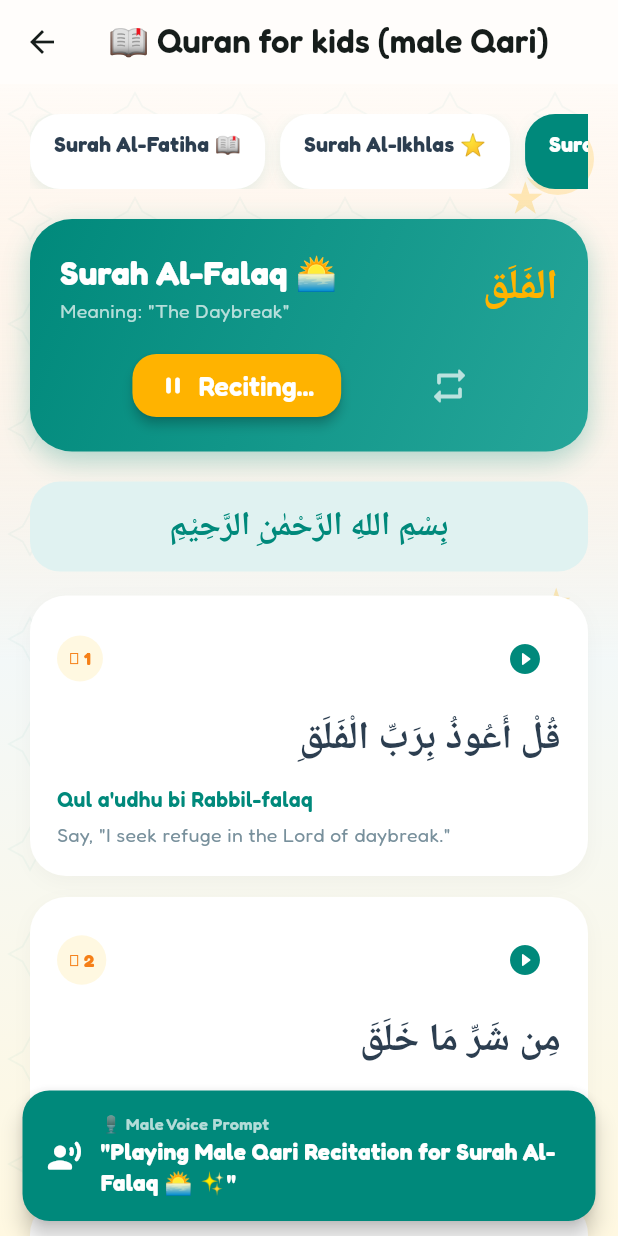
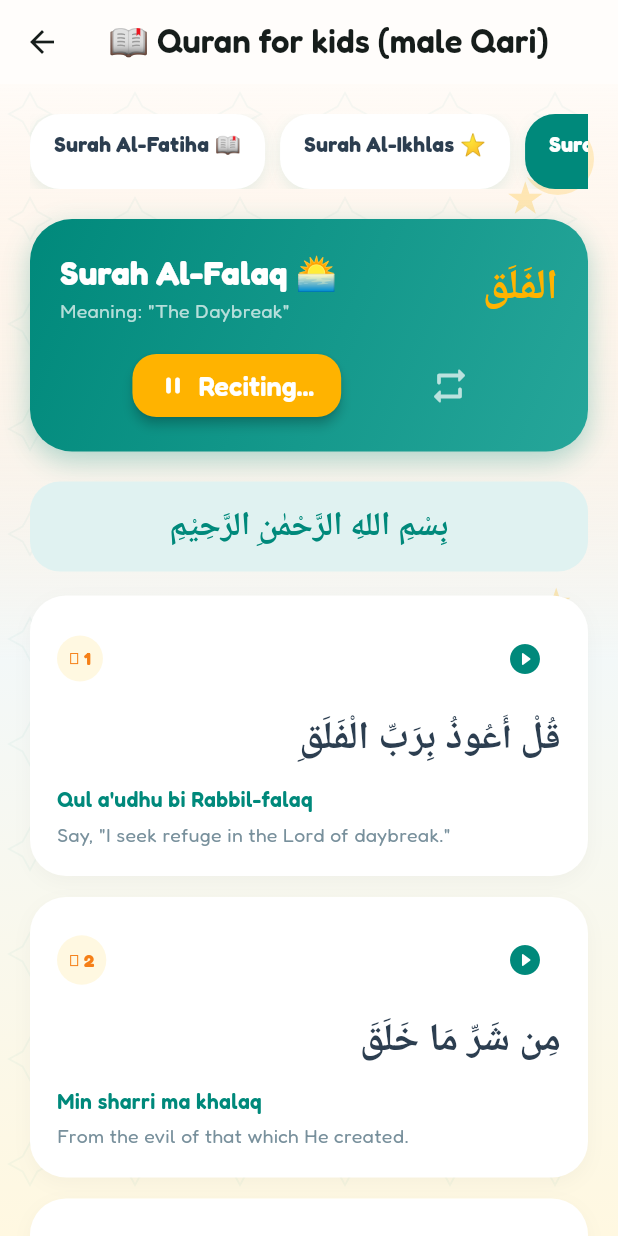
Before and after one commit to nicknabdullah/kids-check-in, a Flutter app: the QuranSurahScreen screen opened directly, after a tap on "Surah Al-Ikhlas ⭐", after a tap on "Surah Al-Falaq 🌅", after a tap on "🎙️ Male Qari Recitation", on a phone screen of 412 x 824 dp. Run offline on Flutter 3.47's test engine with Material 3 defaults, Android fonts, the phone set to English and light mode, and no system bars; our stand-ins replace flutter_tts, google_fonts, shared_preferences; accounts and stored records are empty.

Commit message:
feat: add device text-to-speech feedback
- Speak check-in and learning prompts with the device TTS engine; prefer a male-sounding English voice when available.
- Respect the saved sound setting and add a Parent settings test-voice control.
- Declare Android TTS service visibility and update implementation status and handoff tracking.

This commit includes the Android compile SDK 36 update required by the TTS and preferences plugins.

```diff
--- a/lib/services/audio_service.dart
+++ b/lib/services/audio_service.dart
@@ -1,74 +1,131 @@
+import 'package:flutter/foundation.dart';
 import 'package:flutter/material.dart';
+import 'package:flutter_tts/flutter_tts.dart';
+import 'package:provider/provider.dart';
 import '../providers/app_state_provider.dart';
 
-/// Audio Manager handling sound effects, voice clips, and Male Voice / Qari recitations.
-/// Works cleanly on mobile and web environments.
 class AudioService {
   static final AudioService instance = AudioService._internal();
 
   AudioService._internal();
 
-  /// Audio Asset Paths for Male Voice clips
-  static const String mashaallahMale = 'assets/sounds/male_mashaallah.mp3';
-  static const String alhamdulillahMale = 'assets/sounds/male_alhamdulillah.mp3';
-  static const String bismillahMale = 'assets/sounds/male_bismillah.mp3';
-  static const String sparkleSound = 'assets/sounds/sparkle.mp3';
+  final FlutterTts _tts = FlutterTts();
+  String? _configuredLocale;
+  Future<void>? _configuration;
 
-  /// Play Male Voice prompt feedback (e.g. Male narrator saying "MashaAllah!", "Alhamdulillah!")
-  void playMaleVoiceFeedback(BuildContext context, String phrase) {
-    // Check if sound is enabled in parent settings
-    final appState = AppStateProvider();
-    if (!appState.isSoundEnabled) return;
-
-    // Display Male Voice indicator snackbar notification
-    ScaffoldMessenger.of(context).showSnackBar(
-      SnackBar(
-        duration: const Duration(seconds: 2),
-        backgroundColor: const Color(0xFF00897B),
-        behavior: SnackBarBehavior.floating,
-        shape: RoundedRectangleBorder(borderRadius: BorderRadius.circular(18)),
-        content: Row(
-          children: [
-            const Icon(Icons.record_voice_over_rounded, color: Colors.white, size: 24),
-            const SizedBox(width: 12),
-            Expanded(
-              child: Column(
-                mainAxisSize: MainAxisSize.min,
-                crossAxisAlignment: CrossAxisAlignment.start,
-                children: [
-                  const Text(
-                    '🎙️ Male Voice Prompt',
-                    style: TextStyle(fontSize: 11, color: Colors.white70, fontWeight: FontWeight.w600),
-                  ),
-                  Text(
-                    '"$phrase"',
-                    style: const TextStyle(
-                      fontSize: 15,
-                      fontWeight: FontWeight.bold,
-                      color: Colors.white,
-                    ),
-                  ),
-                ],
-              ),
-            ),
-          ],
-        ),
-      ),
-    );
+  Future<void> _configureVoice(String locale) async {
+    if (_configuredLocale == locale) {
+      await _configuration;
+      return;
+    }
+    final configuration = _configureVoiceOnce(locale);
+    _configuration = configuration;
+    await configuration;
+    _configuredLocale = locale;
   }
 
-  /// Play Male Qari recitation clip for Dua or Quran verse
-  void playMaleQariRecitation(BuildContext context, String title, String arabicText) {
-    playMaleVoiceFeedback(context, 'Playing Male Qari Recitation for $title ✨');
+  Future<void> _configureVoiceOnce(String locale) async {
+    await _tts.awaitSpeakCompletion(true);
+    await _tts.setLanguage(locale);
+    await _tts.setSpeechRate(0.45);
+    await _tts.setPitch(0.85);
+    await _tts.setVolume(1.0);
+
+    final supportsVoiceSelection = kIsWeb ||
+        defaultTargetPlatform == TargetPlatform.android ||
+        defaultTargetPlatform == TargetPlatform.iOS ||
+        defaultTargetPlatform == TargetPlatform.macOS;
+    if (!supportsVoiceSelection) return;
+
+    final voices = await _tts.getVoices;
+    if (voices is! List) return;
+
+    final englishVoices = voices
+        .whereType<Map>()
+        .map((voice) => Map<String, dynamic>.from(voice))
+        .where((voice) => (voice['locale'] as String? ?? '')
+            .toLowerCase()
+            .startsWith(locale.substring(0, 2).toLowerCase()))
+        .toList();
+    if (englishVoices.isEmpty || !locale.toLowerCase().startsWith('en')) {
+      return;
+    }
+
+    Map<String, dynamic>? maleVoice;
+    for (final voice in englishVoices) {
+      if (_looksMale(voice)) {
+        maleVoice = voice;
+        break;
+      }
+    }
+    if (maleVoice != null) {
+      await _tts.setVoice({
+        'name': maleVoice['name'] as String,
+        'locale': maleVoice['locale'] as String,
+      });
+    }
   }
 
-  /// Play soft sparkle / achievement sound effect
-  void playSparkleSound(BuildContext context) {
-    playMaleVoiceFeedback(context, '✨ Sparkle!');
+  bool _looksMale(Map<String, dynamic> voice) {
+    final gender = (voice['gender'] as String? ?? '').toLowerCase();
+    if (gender == 'male') return true;
+
+    final name = (voice['name'] as String? ?? '').toLowerCase();
+    return RegExp(r'(^|[^a-z])(male|man|david|daniel|alex|guy)([^a-z]|$)')
+        .hasMatch(name);
   }
 
-  /// General voice feedback helper redirecting to male voice prompt
-  void playVoiceFeedback(BuildContext context, String phrase) {
-    playMaleVoiceFeedback(context, phrase);
+  Future<void> _speak(
+    BuildContext context,
+    String phrase, {
+    String locale = 'en-US',
+  }) async {
+    if (!context.mounted) return;
+    final appState = Provider.of<AppStateProvider>(context, listen: false);
+    if (!appState.isSoundEnabled || phrase.trim().isEmpty) return;
+
+    try {
+      await _configureVoice(locale);
+      await _tts.stop();
+      final result = await _tts.speak(phrase);
+      if (result != 1) {
+        throw StateError('The device text-to-speech engine did not start.');
+      }
+    } catch (error, stackTrace) {
+      FlutterError.reportError(FlutterErrorDetails(
+        exception: error,
+        stack: stackTrace,
+        library: 'voice feedback',
+        context: ErrorDescription('while speaking "$phrase"'),
+      ));
+      if (context.mounted) {
+        ScaffoldMessenger.of(context).showSnackBar(
+          const SnackBar(
+            content: Text(
+              'Voice playback is unavailable. Check the device speech settings.',
+            ),
+          ),
+        );
+      }
+    }
   }
+
+  Future<void> playMaleVoiceFeedback(BuildContext context, String phrase) =>
+      _speak(context, phrase);
+
+  Future<void> playMaleQariRecitation(
+    BuildContext context,
+    String title,
+    String arabicText,
+  ) {
+    final text = arabicText.trim().isEmpty ? title : arabicText;
+    final locale = arabicText.trim().isEmpty ? 'en-US' : 'ar-SA';
+    return _speak(context, text, locale: locale);
+  }
+
+  Future<void> playSparkleSound(BuildContext context) =>
+      _speak(context, 'MashaAllah!');
+
+  Future<void> playVoiceFeedback(BuildContext context, String phrase) =>
+      _speak(context, phrase);
 }
--- a/pubspec.yaml
+++ b/pubspec.yaml
@@ -13,6 +13,7 @@ dependencies:
   google_fonts: ^6.1.0
   intl: ^0.18.1
   shared_preferences: ^2.5.6
+  flutter_tts: ^4.2.5
 
 dev_dependencies:
   flutter_test:
```
Also changed, not shown: lib/screens/parent/parent_dashboard_screen.dart (+187 -66 lines), pubspec.lock, 6 other files.
